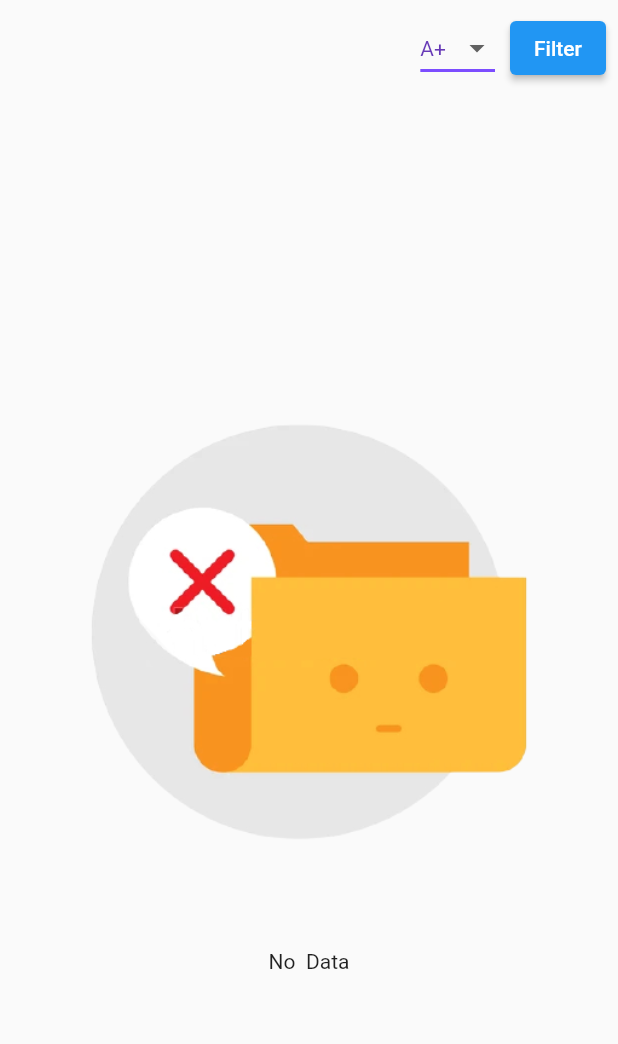
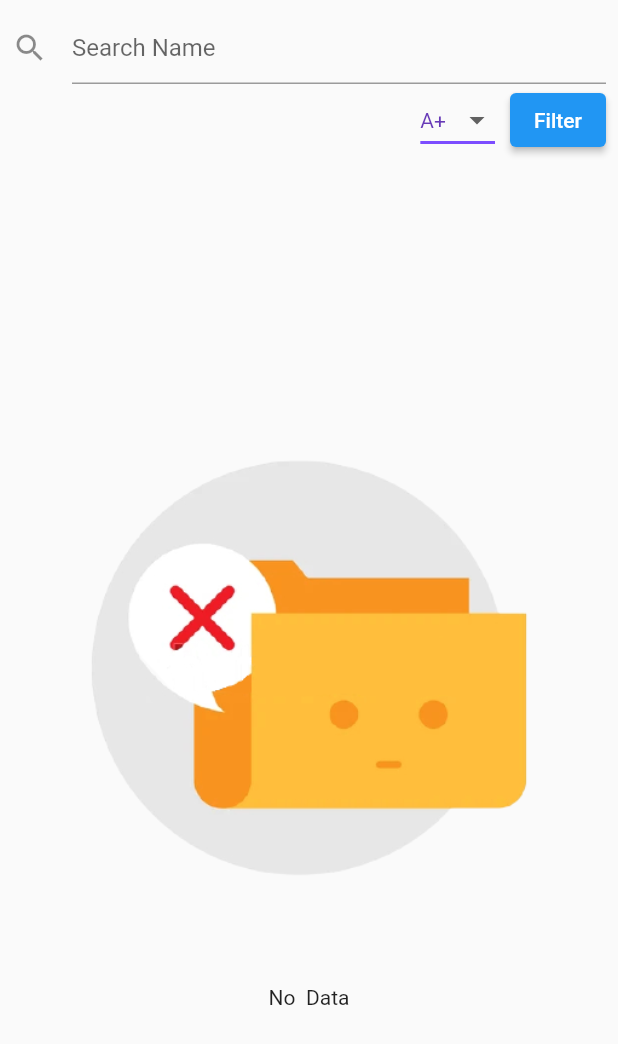
Before and after one commit to akshayanil22/Blood-Bank, a Flutter app: the DetailsPage widget shown alone on an empty page, opened directly, on a phone screen of 412 x 824 dp. Shown: the top 1044 px of the screen. Run offline on Flutter 3.47's test engine with Material 2 defaults, Android fonts, the light colour scheme and no system bars; our stand-ins replace cloud_firestore, firebase_core, lottie; accounts and stored records are empty.

Commit message:
Add Search Functionality;

```diff
--- a/lib/details_page.dart
+++ b/lib/details_page.dart
@@ -15,6 +15,7 @@ class _DetailsPageState extends State<DetailsPage> {
   String dropdownValue = 'A+';
   String bloodGroup = '';
   bool filterButtonPressed=false;
+  String searchData='';
   @override
   Widget build(BuildContext context) {
     return SafeArea(
@@ -22,6 +23,19 @@ class _DetailsPageState extends State<DetailsPage> {
         padding: const EdgeInsets.all(8.0),
         child: Column(
           children: [
+            TextField(
+              textCapitalization: TextCapitalization.words,
+              decoration: const InputDecoration(
+                hintText: 'Search Name',
+                icon: Icon(Icons.search),
+              ),
+              onChanged: (value){
+                setState(() {
+                  searchData = value;
+                  filterButtonPressed=false;
+                });
+              },
+            ),
             Row(
               mainAxisAlignment: MainAxisAlignment.end,
               children: [
@@ -72,7 +86,7 @@ class _DetailsPageState extends State<DetailsPage> {
                     .snapshots():
                 FirebaseFirestore.instance
                     .collection('data')
-                .orderBy('Name')
+                .orderBy('Name').startAt([searchData]).endAt([searchData+'\uf8ff'])
                     .snapshots(),
                 builder:
                     (BuildContext context, AsyncSnapshot<QuerySnapshot> snapshot) {
@@ -83,12 +97,14 @@ class _DetailsPageState extends State<DetailsPage> {
                   }
                   if(snapshot.data!.docs.isEmpty){
                     return Center(
+                      child: SingleChildScrollView(
                         child: Column(
                           mainAxisAlignment: MainAxisAlignment.center,
                           children: [
                             Image.asset('images/empty.png'),
                             Text('No $bloodGroup Data'),
                           ],
+                        ),
                       ),
                     );
                   }
```
Lines whose indentation alone changed are shown as unchanged.
